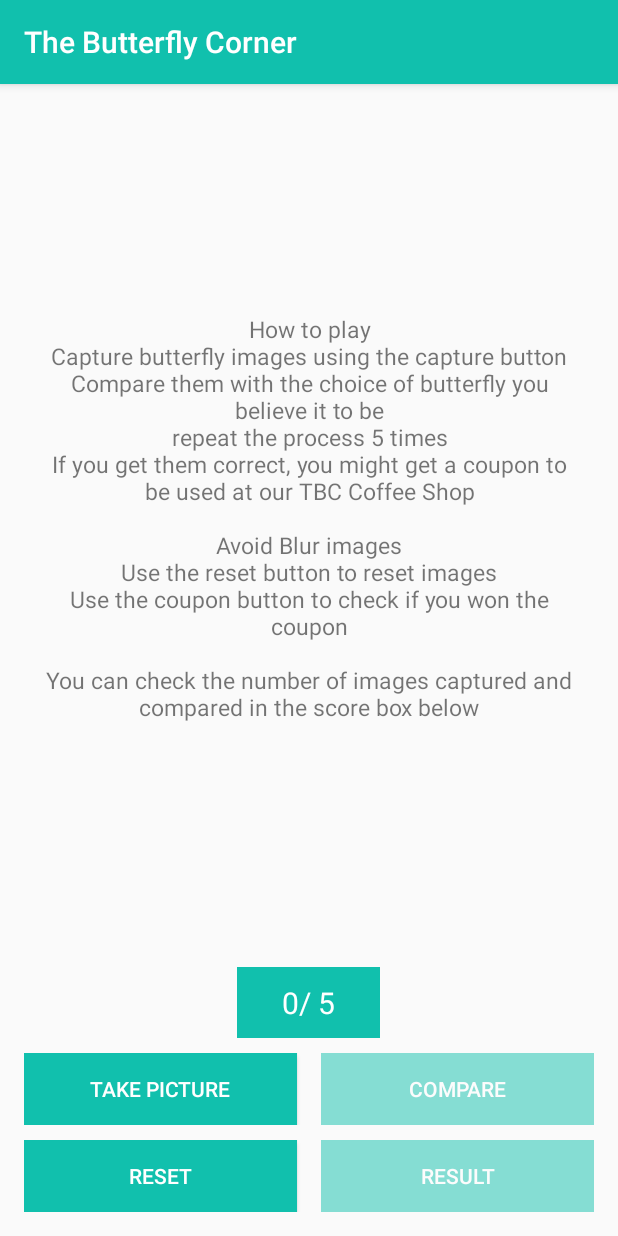
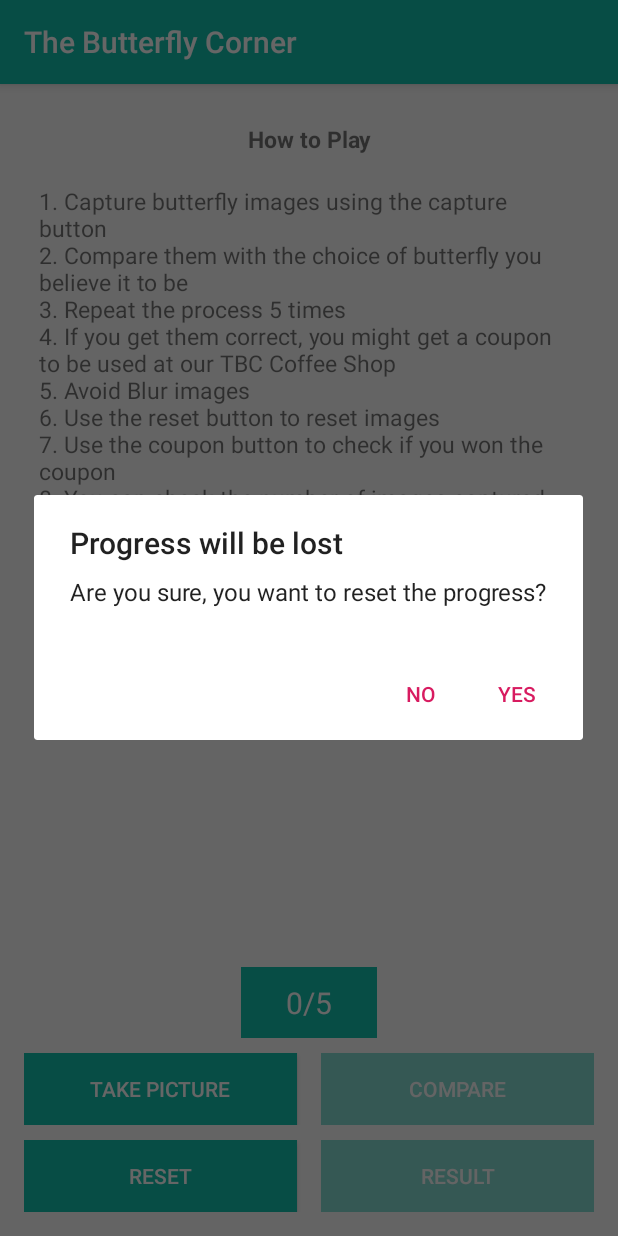
Before and after one commit to ShaGodG/ButterFly, an Android app: the GameActivity screen opened directly, with no data from a screen before it, after a tap on "RESET", on a phone screen of 412 x 824 dp. Run offline under Robolectric (Android 15) with nearby library versions, the phone set to English and light mode, and no system bars; our stand-ins replace CircleImageView, Firebase (no records; nobody signed in at launch, a user with empty details on screens opened directly), Volley; libraries missing offline, so code that uses them is left out: com.journeyapps.barcodescanner, com.karumi.dexter, id.zelory.compressor; 1 statement that could not run was skipped.

Commit message:
commit rebase -i 2

```diff
--- a/app/build.gradle
+++ b/app/build.gradle
@@ -6,8 +6,8 @@ android {
         applicationId "com.tbg.www.thebutterflycorner"
         minSdkVersion 21
         targetSdkVersion 28
-        versionCode 10
-        versionName "10.0"
+        versionCode 15
+        versionName "15.0"
         testInstrumentationRunner "androidx.test.runner.AndroidJUnitRunner"
     }
     buildTypes {
--- a/app/src/main/java/com/tbg/www/thebutterflycorner/GameActivity.java
+++ b/app/src/main/java/com/tbg/www/thebutterflycorner/GameActivity.java
@@ -216,8 +216,23 @@ public class GameActivity extends AppCompatActivity {
 //            }
 //        });
         btnReset.setOnClickListener(new View.OnClickListener() {
+
+
+
             @Override
             public void onClick(View v) {
+
+                final AlertDialog.Builder builder = new AlertDialog.Builder(GameActivity.this);
+
+                builder.setTitle("Progress will be lost");
+
+                //Setting message manually and performing action on button click
+                builder.setMessage("Are you sure, you want to reset the progress?");
+                //This will not allow to close dialogbox until user selects an option
+                builder.setCancelable(false);
+                builder.setPositiveButton("Yes", new DialogInterface.OnClickListener() {
+                    public void onClick(DialogInterface dialog, int id) {
+
                         imgPreview.setImageDrawable(null);
                         counter = 0;
                         score=0;
@@ -229,6 +244,23 @@ public class GameActivity extends AppCompatActivity {
                         btnResult.setEnabled(false);
                         btnCapturePicture.setAlpha(1f);
                         btnCapturePicture.setEnabled(true);
+
+                    }
+                });
+                builder.setNegativeButton("No", new DialogInterface.OnClickListener() {
+                    public void onClick(DialogInterface dialog, int id) {
+                        //  Action for 'NO' Button
+
+                        dialog.cancel();
+                    }
+                });
+
+                //Creating dialog box
+                AlertDialog alert = builder.create();
+                //Setting the title manually
+                //alert.setTitle("AlertDialogExample");
+                alert.show();
+
 
             }
         });
--- a/app/src/main/res/layout/activity_game.xml
+++ b/app/src/main/res/layout/activity_game.xml
@@ -14,19 +14,41 @@
         android:layout_height="match_parent"
         android:layout_marginBottom="@dimen/activity_margin"
         android:layout_weight="1"
+        android:weightSum="2"
         android:orientation="vertical">
+
+        <LinearLayout
+            android:layout_width="wrap_content"
+            android:layout_height="wrap_content"
+            android:orientation="vertical">
+
 
             <TextView
                 android:id="@+id/txt_descs"
-            android:layout_width="fill_parent"
-            android:layout_height="match_parent"
+                android:layout_width="match_parent"
+                android:layout_height="wrap_content"
                 android:gravity="center"
                 android:padding="10dp"
-            android:text="@string/preview_description"
+                android:textStyle="bold"
+                android:text="How to Play"
                 android:textSize="15dp" />
+
+            <TextView
+                android:id="@+id/txt_descs1"
+                android:layout_width="match_parent"
+                android:layout_height="wrap_content"
+                android:gravity="center_vertical"
+                android:padding="10dp"
+                android:text="1. Capture butterfly images using the capture button\n2. Compare them with the choice of butterfly you believe it to be\n3. Repeat the process 5 times\n4. If you get them correct, you might get a coupon to be used at our TBC Coffee Shop\n5. Avoid Blur images\n6. Use the reset button to reset images\n7. Use the coupon button to check if you won the coupon\n8. You can check the number of images captured and compared in the score box below"
+                android:textSize="15dp" />
+
+
+        </LinearLayout>
+
 
 <!-- To display picture taken -->
         <ImageView
+            android:layout_weight="1"
             android:id="@+id/imgPreviews"
             android:layout_width="match_parent"
             android:layout_height="match_parent"
```
Also changed, not shown: app/src/main/java/com/tbg/www/thebutterflycorner/ResultActivity.java (+14 -1 lines), app/src/main/res/layout/activity_result.xml (+23 -2 lines), 1 other file. Lines whose indentation alone changed are shown as unchanged.
